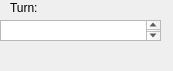
Before: the Qt Designer form GameDemonstrator/GameTurnDialog.ui in raubwuerger/StrategicGameProject, drawn with Qt 5.
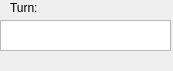
After: the same form once the commit is applied.

The edit to the form file:
```diff
--- a/GameDemonstrator/GameTurnDialog.ui
+++ b/GameDemonstrator/GameTurnDialog.ui
@@ -18,8 +18,8 @@
     <rect>
      <x>0</x>
      <y>20</y>
-     <width>161</width>
-     <height>21</height>
+     <width>171</width>
+     <height>31</height>
     </rect>
    </property>
   </widget>
```
